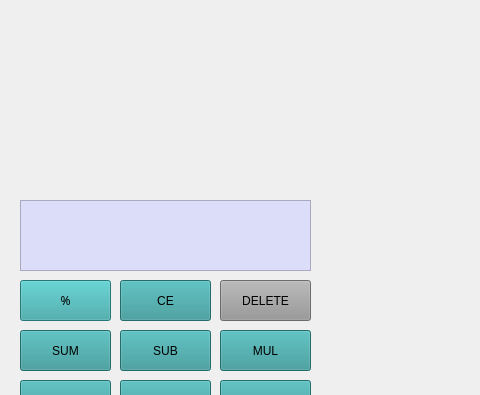
First picture: the form in designer.ui, repository elnazsharia/Assignment14-calculator, before the edit; both pictures show x 0 to 480 and y 0 to 395 of the 800 by 600 pixel window.
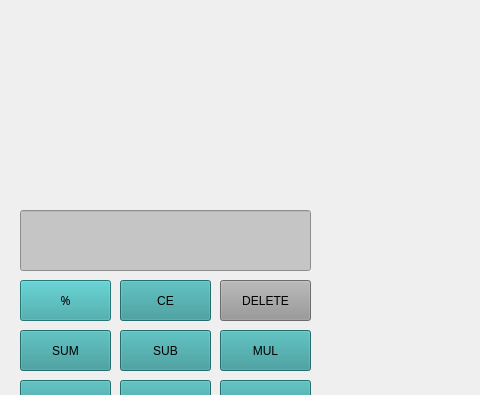
Second picture: the form after the edit.

Patch:
```diff
--- a/designer.ui
+++ b/designer.ui
@@ -188,17 +188,17 @@
      <string>=</string>
     </property>
    </widget>
-   <widget class="QTextEdit" name="textEdit">
+   <widget class="QLineEdit" name="text_box">
     <property name="geometry">
      <rect>
       <x>20</x>
-      <y>200</y>
+      <y>210</y>
       <width>291</width>
-      <height>71</height>
+      <height>61</height>
      </rect>
     </property>
     <property name="styleSheet">
-     <string notr="true">background-color: rgb(219, 221, 249);</string>
+     <string notr="true">background-color: rgb(197, 197, 197);</string>
     </property>
    </widget>
   </widget>
```
Left out of the diff: 2 changed lines with no effect on the pictures.
